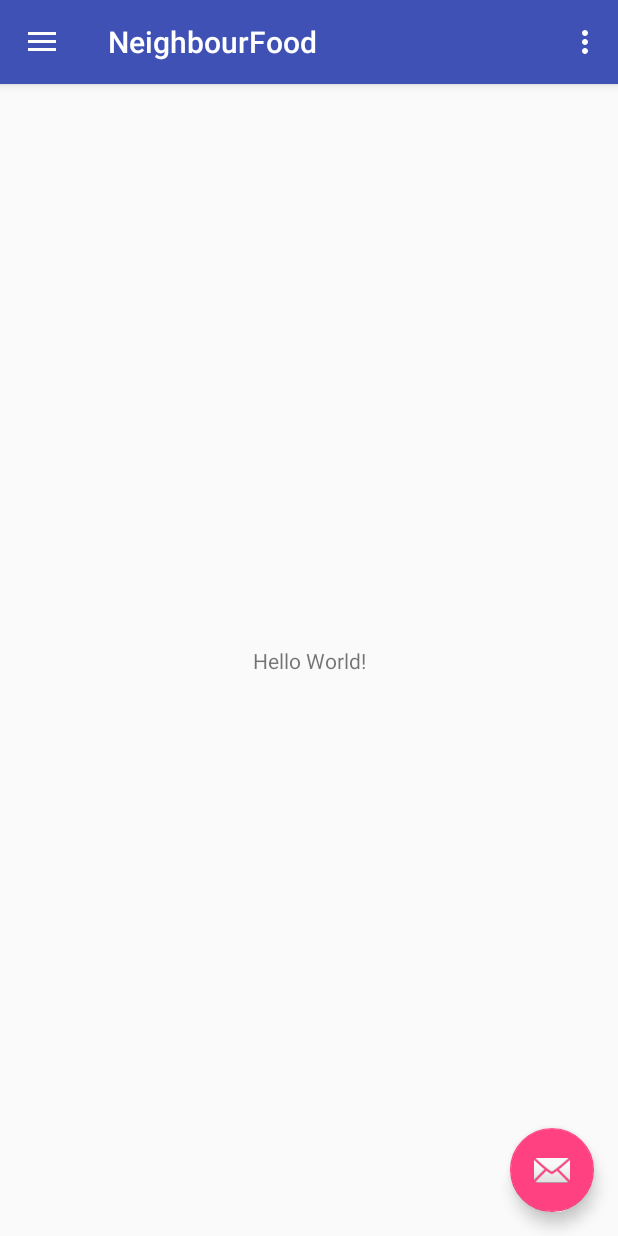
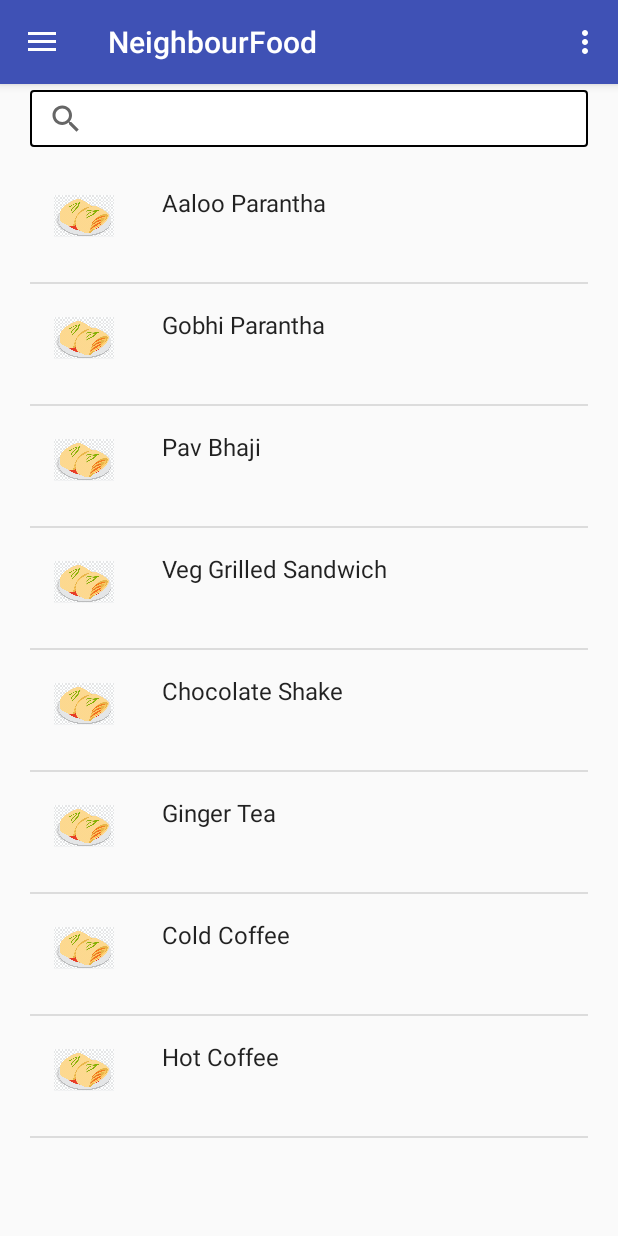
Before and after one commit to MITIN33/NeighbourFoodAndroid, an Android app: the screen it shows after launch once a user with an empty profile is signed in (HomeActivity), on a phone screen of 412 x 824 dp. Run offline under Robolectric (Android 15) with nearby library versions, the phone set to English and light mode, and no system bars; our stand-ins replace Firebase (no records; nobody signed in at launch, a user with empty details on screens opened directly); libraries missing offline, so code that uses them is left out: com.facebook, com.facebook.login.

Commit message:
Suchet changes

```diff
--- a/app/build.gradle
+++ b/app/build.gradle
@@ -26,6 +26,7 @@ dependencies {
     implementation 'com.android.support.constraint:constraint-layout:1.1.2'
     implementation 'com.google.firebase:firebase-auth:11.6.0'
     implementation 'com.facebook.android:facebook-login:[4,5)'
+    implementation 'com.android.support:recyclerview-v7:28.0.0-rc01'
     testImplementation 'junit:junit:4.12'
     androidTestImplementation 'com.android.support.test:runner:1.0.2'
     androidTestImplementation 'com.android.support.test.espresso:espresso-core:3.0.2'
--- /dev/null
+++ b/app/src/main/java/com/neighbourfood/start/neighbourfood/FoodItemsFragment.java
@@ -0,0 +1,128 @@
+package com.neighbourfood.start.neighbourfood;
+
+import android.os.Bundle;
+import android.support.v4.app.Fragment;
+import android.support.v7.widget.DividerItemDecoration;
+import android.support.v7.widget.GridLayoutManager;
+import android.support.v7.widget.LinearLayoutManager;
+import android.support.v7.widget.RecyclerView;
+import android.view.LayoutInflater;
+import android.view.View;
+import android.view.ViewGroup;
+import android.widget.RadioButton;
+import android.widget.SearchView;
+
+import static android.graphics.drawable.ClipDrawable.HORIZONTAL;
+
+/**
+ * Demonstrates the use of {@link RecyclerView} with a {@link LinearLayoutManager} and a
+ * {@link GridLayoutManager}.
+ */
+public class FoodItemsFragment extends Fragment {
+
+    private static final String TAG = "RecyclerViewFragment";
+    private static final String KEY_LAYOUT_MANAGER = "layoutManager";
+    private static final int SPAN_COUNT = 2;
+    private static final int DATASET_COUNT = 60;
+
+    private enum LayoutManagerType {
+        GRID_LAYOUT_MANAGER,
+        LINEAR_LAYOUT_MANAGER
+    }
+
+    protected LayoutManagerType mCurrentLayoutManagerType;
+
+    protected SearchView mGridLayoutSearchView;
+
+    protected RecyclerView mRecyclerView;
+    protected FoodItemsRecyclerViewAdapter mAdapter;
+    protected RecyclerView.LayoutManager mLayoutManager;
+    protected String[] mDataset;
+
+    @Override
+    public void onCreate(Bundle savedInstanceState) {
+        super.onCreate(savedInstanceState);
+        // Initialize dataset, this data would usually come from a local content provider or
+        // remote server.
+        initDataset();
+    }
+
+    @Override
+    public View onCreateView(LayoutInflater inflater, ViewGroup container,
+                             Bundle savedInstanceState) {
+        View rootView = inflater.inflate(R.layout.content_home, container, false);
+        rootView.setTag(TAG);
+
+        // BEGIN_INCLUDE(initializeRecyclerView)
+        mRecyclerView = (RecyclerView) rootView.findViewById(R.id.recyclerView);
+
+        // LinearLayoutManager is used here, this will layout the elements in a similar fashion
+        // to the way ListView would layout elements. The RecyclerView.LayoutManager defines how
+        // elements are laid out.
+        mLayoutManager = new LinearLayoutManager(getActivity());
+
+        mCurrentLayoutManagerType = LayoutManagerType.LINEAR_LAYOUT_MANAGER;
+
+        if (savedInstanceState != null) {
+            // Restore saved layout manager type.
+            mCurrentLayoutManagerType = (LayoutManagerType) savedInstanceState
+                    .getSerializable(KEY_LAYOUT_MANAGER);
+        }
+        setRecyclerViewLayoutManager(mCurrentLayoutManagerType);
+
+        mAdapter = new FoodItemsRecyclerViewAdapter(mDataset);
+        // Set CustomAdapter as the adapter for RecyclerView.
+        mRecyclerView.setAdapter(mAdapter);
+        // END_INCLUDE(initializeRecyclerView)
+
+        DividerItemDecoration itemDecor = new DividerItemDecoration(getActivity(),1);
+        mRecyclerView.addItemDecoration(itemDecor);
+        mGridLayoutSearchView = (SearchView) rootView.findViewById(R.id.search_food);
+        mGridLayoutSearchView.setOnClickListener(new View.OnClickListener() {
+            @Override
+            public void onClick(View v) {
+                setRecyclerViewLayoutManager(LayoutManagerType.LINEAR_LAYOUT_MANAGER);
+            }
+        });
+
+        return rootView;
+    }
+
+    //*//**
+     //* Set RecyclerView's LayoutManager to the one given.
+     //*
+     ///* @param layoutManagerType Type of layout manager to switch to.
+     ///*//*
+    public void setRecyclerViewLayoutManager(LayoutManagerType layoutManagerType) {
+        int scrollPosition = 0;
+
+        // If a layout manager has already been set, get current scroll position.
+        if (mRecyclerView.getLayoutManager() != null) {
+            scrollPosition = ((LinearLayoutManager) mRecyclerView.getLayoutManager())
+                    .findFirstCompletelyVisibleItemPosition();
+        }
+        mLayoutManager = new LinearLayoutManager(getActivity());
+        mCurrentLayoutManagerType = LayoutManagerType.LINEAR_LAYOUT_MANAGER;
+
+        mRecyclerView.setLayoutManager(mLayoutManager);
+        mRecyclerView.scrollToPosition(scrollPosition);
+    }
+
+    @Override
+    public void onSaveInstanceState(Bundle savedInstanceState) {
+        // Save currently selected layout manager.
+        savedInstanceState.putSerializable(KEY_LAYOUT_MANAGER, mCurrentLayoutManagerType);
+        super.onSaveInstanceState(savedInstanceState);
+    }
+
+    //*//**
+     //* Generates Strings for RecyclerView's adapter. This data would usually come
+     //* from a local content provider or remote server.
+     //*//*
+    private void initDataset() {
+        mDataset = new String[DATASET_COUNT];
+        for (int i = 0; i < DATASET_COUNT; i++) {
+            mDataset[i] = "This is element #" + i;
+        }
+    }
+}
--- /dev/null
+++ b/app/src/main/java/com/neighbourfood/start/neighbourfood/FoodItemsRecyclerViewAdapter.java
@@ -0,0 +1,91 @@
+package com.neighbourfood.start.neighbourfood;
+
+import android.support.v7.widget.RecyclerView;
+import android.util.Log;
+import android.view.LayoutInflater;
+import android.view.View;
+import android.view.ViewGroup;
+import android.widget.ImageView;
+import android.widget.TextView;
+
+
+public class FoodItemsRecyclerViewAdapter extends RecyclerView.Adapter<FoodItemsRecyclerViewAdapter.ViewHolder> {
+    private static final String TAG = "CustomAdapter";
+
+    private String[] mDataSet;
+
+    // BEGIN_INCLUDE(recyclerViewSampleViewHolder)
+    /**
+     * Provide a reference to the type of views that you are using (custom ViewHolder)
+     */
+    public static class ViewHolder extends RecyclerView.ViewHolder {
+        private final TextView textView;
+        private final ImageView imageView;
+
+        public ViewHolder(View v) {
+            super(v);
+            // Define click listener for the ViewHolder's View.
+            v.setOnClickListener(new View.OnClickListener() {
+                @Override
+                public void onClick(View v) {
+                    Log.d(TAG, "Element " + getAdapterPosition() + " clicked.");
+                }
+            });
+            textView = (TextView) v.findViewById(R.id.food_name);
+            imageView = (ImageView) v.findViewById(R.id.food_image);
+        }
+
+        public TextView getTextView() {
+            return textView;
+        }
+
+        public ImageView getImageView() {
+            return imageView;
+        }
+    }
+    // END_INCLUDE(recyclerViewSampleViewHolder)
+
+    /**
+     * Initialize the dataset of the Adapter.
+     *
+     * @param dataSet String[] containing the data to populate views to be used by RecyclerView.
+     */
+    public FoodItemsRecyclerViewAdapter(String[] dataSet) {
+        // For now, giving the dummy food items
+        dataSet = new String[]{"Aaloo Parantha","Gobhi Parantha","Pav Bhaji","Veg Grilled Sandwich",
+                                "Chocolate Shake","Ginger Tea","Cold Coffee","Hot Coffee"};
+        mDataSet = dataSet;
+    }
+
+    // BEGIN_INCLUDE(recyclerViewOnCreateViewHolder)
+    // Create new views (invoked by the layout manager)
+    @Override
+    public ViewHolder onCreateViewHolder(ViewGroup viewGroup, int viewType) {
+        // Create a new view.
+        View v = LayoutInflater.from(viewGroup.getContext())
+                .inflate(R.layout.fragment_food_items, viewGroup, false);
+
+        return new ViewHolder(v);
+    }
+    // END_INCLUDE(recyclerViewOnCreateViewHolder)
+
+    // BEGIN_INCLUDE(recyclerViewOnBindViewHolder)
+    // Replace the contents of a view (invoked by the layout manager)
+    @Override
+    public void onBindViewHolder(ViewHolder viewHolder, final int position) {
+        Log.d(TAG, "Element " + position + " set.");
+
+        // Get element from your dataset at this position and replace the contents of the view
+        // with that element
+        viewHolder.getTextView().setText(mDataSet[position]);
+        viewHolder.getImageView().setImageResource(R.drawable.food_icon);
+    }
+    // END_INCLUDE(recyclerViewOnBindViewHolder)
+
+    // Return the size of your dataset (invoked by the layout manager)
+    @Override
+    public int getItemCount() {
+        return mDataSet.length;
+    }
+
+}
--- a/app/src/main/java/com/start/neighbourfood/pages/HomeActivity.java
+++ b/app/src/main/java/com/start/neighbourfood/pages/HomeActivity.java
@@ -5,6 +5,7 @@ import android.os.Bundle;
 import android.support.design.widget.FloatingActionButton;
 import android.support.design.widget.NavigationView;
 import android.support.design.widget.Snackbar;
+import android.support.v4.app.FragmentTransaction;
 import android.support.v4.view.GravityCompat;
 import android.support.v4.widget.DrawerLayout;
 import android.support.v7.app.ActionBarDrawerToggle;
@@ -16,6 +17,7 @@ import android.view.View;
 
 import com.facebook.login.LoginManager;
 import com.google.firebase.auth.FirebaseAuth;
+import com.neighbourfood.start.neighbourfood.FoodItemsFragment;
 import com.neighbourfood.start.neighbourfood.R;
 
 public class HomeActivity extends AppCompatActivity
@@ -26,6 +28,7 @@ public class HomeActivity extends AppCompatActivity
     protected void onCreate(Bundle savedInstanceState) {
         super.onCreate(savedInstanceState);
         setContentView(R.layout.activity_home);
+        //setContentView(R.layout.recycler_view_fragment);
         // Check for login
 
         if (FirebaseAuth.getInstance().getCurrentUser() == null) {
@@ -40,14 +43,14 @@ public class HomeActivity extends AppCompatActivity
         Toolbar toolbar = (Toolbar) findViewById(R.id.toolbar);
         setSupportActionBar(toolbar);
 
-        FloatingActionButton fab = (FloatingActionButton) findViewById(R.id.fab);
+        /*FloatingActionButton fab = (FloatingActionButton) findViewById(R.id.fab);
         fab.setOnClickListener(new View.OnClickListener() {
             @Override
             public void onClick(View view) {
                 Snackbar.make(view, "Replace with your own action", Snackbar.LENGTH_LONG)
                         .setAction("Action", null).show();
             }
-        });
+        });*/
 
         DrawerLayout drawer = (DrawerLayout) findViewById(R.id.drawer_layout);
         ActionBarDrawerToggle toggle = new ActionBarDrawerToggle(
@@ -57,6 +60,12 @@ public class HomeActivity extends AppCompatActivity
 
         NavigationView navigationView = (NavigationView) findViewById(R.id.nav_view);
         navigationView.setNavigationItemSelectedListener(this);
+
+
+        FragmentTransaction transaction = getSupportFragmentManager().beginTransaction();
+        FoodItemsFragment fragment = new FoodItemsFragment();
+        transaction.replace(R.id.food_content_fragment, fragment);
+        transaction.commit();
     }
 
     @Override
--- a/app/src/main/java/com/start/neighbourfood/pages/LoginActivity.java
+++ b/app/src/main/java/com/start/neighbourfood/pages/LoginActivity.java
@@ -177,13 +177,11 @@ public class LoginActivity extends BaseActivity {
                     public void onComplete(@NonNull Task<AuthResult> task) {
                         if (task.isSuccessful()) {
                             //here you can open new activity
-                            Toast.makeText(getApplicationContext(),
-                                    "Login Successfull", Toast.LENGTH_LONG).show();
                             hideProgressDialog();
                             FirebaseUser user = mAuth.getCurrentUser();
                             //if(user.getUid() == null)
-                            NavigateToSignUpPage();
-                            //NavigateToHome();
+                            //NavigateToSignUpPage();
+                            NavigateToHome();
                         } else {
                             if (task.getException() instanceof FirebaseAuthInvalidCredentialsException) {
                                 Toast.makeText(getApplicationContext(),
--- a/app/src/main/res/layout/activity_home.xml
+++ b/app/src/main/res/layout/activity_home.xml
@@ -22,4 +22,11 @@
         app:headerLayout="@layout/nav_header_home"
         app:menu="@menu/activity_home_drawer" />
 
+
+    <FrameLayout
+        android:id="@+id/food_content_fragment"
+        android:layout_weight="2"
+        android:layout_width="match_parent"
+        android:layout_height="0px" />
+
 </android.support.v4.widget.DrawerLayout>
--- a/app/src/main/res/layout/app_bar_home.xml
+++ b/app/src/main/res/layout/app_bar_home.xml
@@ -1,10 +1,11 @@
 <?xml version="1.0" encoding="utf-8"?>
-<android.support.design.widget.CoordinatorLayout xmlns:android="http://schemas.android.com/apk/res/android"
+<LinearLayout xmlns:android="http://schemas.android.com/apk/res/android"
     xmlns:app="http://schemas.android.com/apk/res-auto"
     xmlns:tools="http://schemas.android.com/tools"
     android:layout_width="match_parent"
     android:layout_height="match_parent"
-    tools:context="com.start.neighbourfood.pages.HomeActivity">
+    tools:context="com.start.neighbourfood.pages.HomeActivity"
+    android:orientation="vertical">
 
     <android.support.design.widget.AppBarLayout
         android:layout_width="match_parent"
@@ -19,15 +20,14 @@
             app:popupTheme="@style/AppTheme.PopupOverlay" />
 
     </android.support.design.widget.AppBarLayout>
+    <!--<include layout="@layout/recycler_view_fragment"/>-->
 
-    <include layout="@layout/content_home" />
-
-    <android.support.design.widget.FloatingActionButton
+    <!--<android.support.design.widget.FloatingActionButton
         android:id="@+id/fab"
         android:layout_width="wrap_content"
         android:layout_height="wrap_content"
         android:layout_gravity="bottom|end"
         android:layout_margin="@dimen/fab_margin"
-        app:srcCompat="@android:drawable/ic_dialog_email" />
+        app:srcCompat="@android:drawable/ic_dialog_email" />-->
 
-</android.support.design.widget.CoordinatorLayout>
+</LinearLayout>
--- a/app/src/main/res/layout/content_home.xml
+++ b/app/src/main/res/layout/content_home.xml
@@ -1,20 +1,34 @@
 <?xml version="1.0" encoding="utf-8"?>
-<android.support.constraint.ConstraintLayout xmlns:android="http://schemas.android.com/apk/res/android"
+<LinearLayout xmlns:android="http://schemas.android.com/apk/res/android"
     xmlns:app="http://schemas.android.com/apk/res-auto"
     xmlns:tools="http://schemas.android.com/tools"
     android:layout_width="match_parent"
     android:layout_height="match_parent"
+    android:orientation="vertical"
     app:layout_behavior="@string/appbar_scrolling_view_behavior"
     tools:context="com.start.neighbourfood.pages.HomeActivity"
-    tools:showIn="@layout/app_bar_home">
+    tools:showIn="@layout/activity_home">
 
-    <TextView
-        android:layout_width="wrap_content"
-        android:layout_height="wrap_content"
-        android:text="Hello World!"
-        app:layout_constraintBottom_toBottomOf="parent"
-        app:layout_constraintLeft_toLeftOf="parent"
-        app:layout_constraintRight_toRightOf="parent"
-        app:layout_constraintTop_toTopOf="parent" />
+    <SearchView
+        android:id="@+id/search_food"
+        android:layout_height="38dp"
+        android:layout_width="match_parent"
+        android:layout_marginTop="60dp"
+        android:layout_marginLeft="20dp"
+        android:layout_marginRight="20dp"
+        android:background="@drawable/edit_text_border"
+        />
 
-</android.support.constraint.ConstraintLayout>
+    <android.support.v7.widget.RecyclerView
+        android:id="@+id/recyclerView"
+        xmlns:tools="http://schemas.android.com/tools"
+        android:name="com.neighbourfood.start.neighbourfood.ApartmentsFragment"
+        android:layout_width="match_parent"
+        android:layout_height="match_parent"
+        android:layout_marginTop="10dp"
+        android:layout_marginRight="20dp"
+        android:layout_marginLeft="20dp"
+        tools:context=".FoodItemsFragment"
+        tools:listitem="@layout/fragment_food_items"/>
+
+</LinearLayout>
--- /dev/null
+++ b/app/src/main/res/layout/fragment_food_items.xml
@@ -0,0 +1,20 @@
+<?xml version="1.0" encoding="utf-8"?>
+<LinearLayout xmlns:android="http://schemas.android.com/apk/res/android"
+            android:layout_width="wrap_content"
+            android:layout_height="80dp"
+            android:orientation="horizontal">
+
+    <ImageView
+        android:id="@+id/food_image"
+        android:layout_width="40dp"
+        android:layout_height="40dp"
+        android:layout_margin="@dimen/text_margin"/>
+
+    <TextView
+        android:id="@+id/food_name"
+        android:layout_width="wrap_content"
+        android:layout_height="wrap_content"
+        android:layout_margin="@dimen/text_margin"
+        android:textAppearance="?attr/textAppearanceListItem" />
+
+</LinearLayout>
--- a/app/src/main/res/values/dimens.xml
+++ b/app/src/main/res/values/dimens.xml
@@ -9,5 +9,6 @@
     <dimen name="icon_bottom_margin">24dp</dimen>
     <dimen name="title_bottom_margin">16dp</dimen>
     <dimen name="field_width_standard">160dp</dimen>
+    <dimen name="text_margin">16dp</dimen>
 
 </resources>
```
Also changed, not shown: app/src/main/java/com/neighbourfood/start/neighbourfood/fragments/DummyContent.java (added, +72 -0 lines), app/src/main/res/layout/activity_login.xml (+7 -0 lines), app/src/main/res/drawable/food_icon.png (added).
